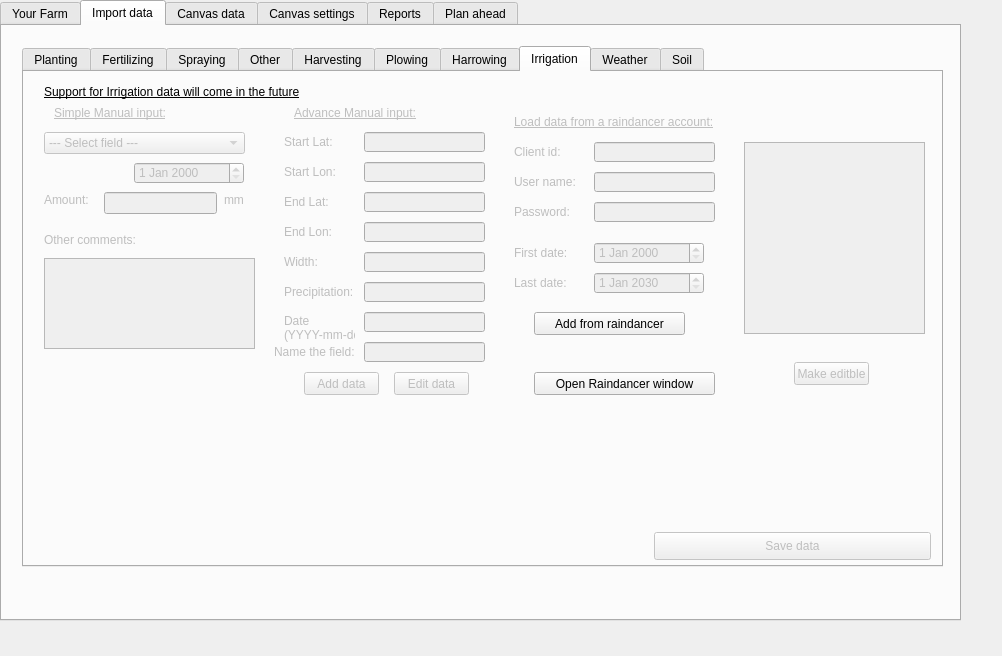
This is GeoDataFarm_dockwidget_base.ui in axelande/geodatafarm3 as Qt 5 draws it before an edit. The edited form follows.
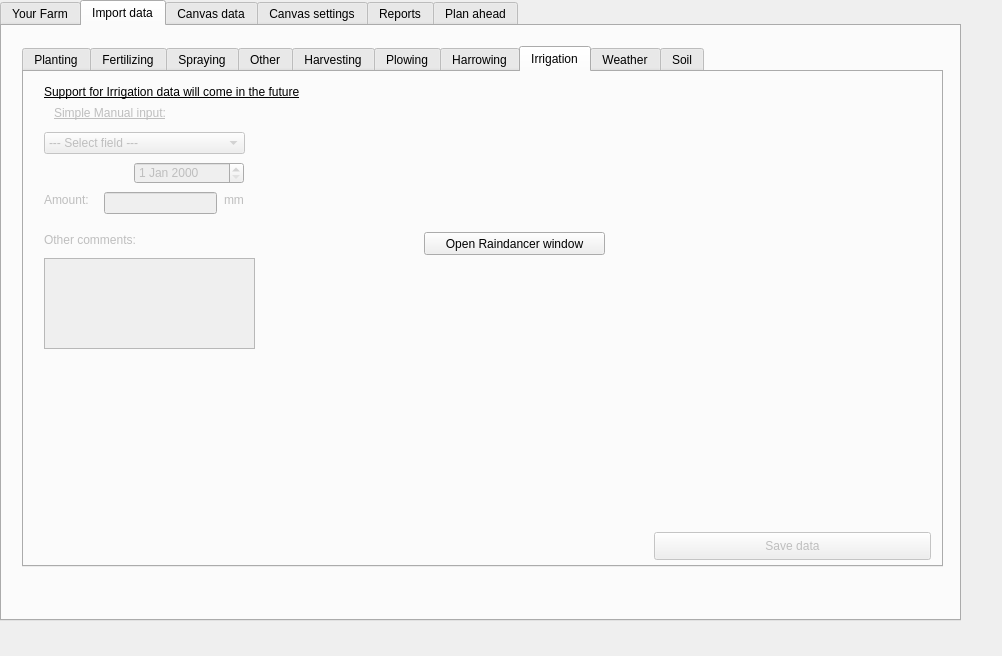
This is the edited form. The open tabs and pages were chosen to show the change. Custom widgets are drawn as their Qt base class.

Commit message: Minor ui changes, cleaned import irrigation tab

```diff
--- a/GeoDataFarm_dockwidget_base.ui
+++ b/GeoDataFarm_dockwidget_base.ui
@@ -2151,512 +2151,6 @@
          </rect>
         </property>
        </widget>
-       <widget class="QLineEdit" name="LEEndLon">
-        <property name="enabled">
-         <bool>false</bool>
-        </property>
-        <property name="geometry">
-         <rect>
-          <x>340</x>
-          <y>150</y>
-          <width>121</width>
-          <height>20</height>
-         </rect>
-        </property>
-       </widget>
-       <widget class="QPushButton" name="PBMakeEditble">
-        <property name="enabled">
-         <bool>false</bool>
-        </property>
-        <property name="geometry">
-         <rect>
-          <x>770</x>
-          <y>290</y>
-          <width>75</width>
-          <height>23</height>
-         </rect>
-        </property>
-        <property name="text">
-         <string>Make editble</string>
-        </property>
-       </widget>
-       <widget class="QLabel" name="label_27">
-        <property name="enabled">
-         <bool>false</bool>
-        </property>
-        <property name="geometry">
-         <rect>
-          <x>250</x>
-          <y>270</y>
-          <width>81</width>
-          <height>20</height>
-         </rect>
-        </property>
-        <property name="text">
-         <string>Name the field:</string>
-        </property>
-       </widget>
-       <widget class="QPushButton" name="PBAddRaindancer">
-        <property name="enabled">
-         <bool>true</bool>
-        </property>
-        <property name="geometry">
-         <rect>
-          <x>510</x>
-          <y>240</y>
-          <width>151</width>
-          <height>23</height>
-         </rect>
-        </property>
-        <property name="text">
-         <string>Add from raindancer</string>
-        </property>
-       </widget>
-       <widget class="QLabel" name="label_21">
-        <property name="enabled">
-         <bool>false</bool>
-        </property>
-        <property name="geometry">
-         <rect>
-          <x>490</x>
-          <y>100</y>
-          <width>71</width>
-          <height>20</height>
-         </rect>
-        </property>
-        <property name="text">
-         <string>User name:</string>
-        </property>
-       </widget>
-       <widget class="QLabel" name="label_31">
-        <property name="enabled">
-         <bool>false</bool>
-        </property>
-        <property name="geometry">
-         <rect>
-          <x>260</x>
-          <y>120</y>
-          <width>71</width>
-          <height>20</height>
-         </rect>
-        </property>
-        <property name="text">
-         <string>End Lat:</string>
-        </property>
-       </widget>
-       <widget class="QLineEdit" name="LEPrep">
-        <property name="enabled">
-         <bool>false</bool>
-        </property>
-        <property name="geometry">
-         <rect>
-          <x>340</x>
-          <y>210</y>
-          <width>121</width>
-          <height>20</height>
-         </rect>
-        </property>
-       </widget>
-       <widget class="QLineEdit" name="LEWidth">
-        <property name="enabled">
-         <bool>false</bool>
-        </property>
-        <property name="geometry">
-         <rect>
-          <x>340</x>
-          <y>180</y>
-          <width>121</width>
-          <height>20</height>
-         </rect>
-        </property>
-       </widget>
-       <widget class="QLabel" name="label_40">
-        <property name="enabled">
-         <bool>false</bool>
-        </property>
-        <property name="geometry">
-         <rect>
-          <x>260</x>
-          <y>60</y>
-          <width>71</width>
-          <height>20</height>
-         </rect>
-        </property>
-        <property name="text">
-         <string>Start Lat:</string>
-        </property>
-       </widget>
-       <widget class="QLineEdit" name="LEPassword">
-        <property name="enabled">
-         <bool>false</bool>
-        </property>
-        <property name="geometry">
-         <rect>
-          <x>570</x>
-          <y>130</y>
-          <width>121</width>
-          <height>20</height>
-         </rect>
-        </property>
-       </widget>
-       <widget class="QLabel" name="label_41">
-        <property name="enabled">
-         <bool>false</bool>
-        </property>
-        <property name="geometry">
-         <rect>
-          <x>260</x>
-          <y>240</y>
-          <width>71</width>
-          <height>31</height>
-         </rect>
-        </property>
-        <property name="text">
-         <string>Date
-(YYYY-mm-dd)</string>
-        </property>
-       </widget>
-       <widget class="QLabel" name="label_47">
-        <property name="enabled">
-         <bool>false</bool>
-        </property>
-        <property name="geometry">
-         <rect>
-          <x>260</x>
-          <y>90</y>
-          <width>71</width>
-          <height>20</height>
-         </rect>
-        </property>
-        <property name="text">
-         <string>Start Lon:</string>
-        </property>
-       </widget>
-       <widget class="QPushButton" name="PBEditData">
-        <property name="enabled">
-         <bool>false</bool>
-        </property>
-        <property name="geometry">
-         <rect>
-          <x>370</x>
-          <y>300</y>
-          <width>75</width>
-          <height>23</height>
-         </rect>
-        </property>
-        <property name="text">
-         <string>Edit data</string>
-        </property>
-       </widget>
-       <widget class="QLineEdit" name="LEDate">
-        <property name="enabled">
-         <bool>false</bool>
-        </property>
-        <property name="geometry">
-         <rect>
-          <x>340</x>
-          <y>240</y>
-          <width>121</width>
-          <height>20</height>
-         </rect>
-        </property>
-       </widget>
-       <widget class="QLineEdit" name="LEEndLat">
-        <property name="enabled">
-         <bool>false</bool>
-        </property>
-        <property name="geometry">
-         <rect>
-          <x>340</x>
-          <y>120</y>
-          <width>121</width>
-          <height>20</height>
-         </rect>
-        </property>
-       </widget>
-       <widget class="QLabel" name="label_49">
-        <property name="enabled">
-         <bool>false</bool>
-        </property>
-        <property name="geometry">
-         <rect>
-          <x>260</x>
-          <y>210</y>
-          <width>71</width>
-          <height>20</height>
-         </rect>
-        </property>
-        <property name="text">
-         <string>Precipitation:</string>
-        </property>
-       </widget>
-       <widget class="QLabel" name="label_53">
-        <property name="enabled">
-         <bool>false</bool>
-        </property>
-        <property name="geometry">
-         <rect>
-          <x>490</x>
-          <y>170</y>
-          <width>81</width>
-          <height>21</height>
-         </rect>
-        </property>
-        <property name="text">
-         <string>First date:</string>
-        </property>
-       </widget>
-       <widget class="QLineEdit" name="LEUserName">
-        <property name="enabled">
-         <bool>false</bool>
-        </property>
-        <property name="geometry">
-         <rect>
-          <x>570</x>
-          <y>100</y>
-          <width>121</width>
-          <height>20</height>
-         </rect>
-        </property>
-       </widget>
-       <widget class="QTableWidget" name="tableWidget">
-        <property name="enabled">
-         <bool>false</bool>
-        </property>
-        <property name="geometry">
-         <rect>
-          <x>720</x>
-          <y>70</y>
-          <width>181</width>
-          <height>192</height>
-         </rect>
-        </property>
-       </widget>
-       <widget class="QLineEdit" name="LEStartLon">
-        <property name="enabled">
-         <bool>false</bool>
-        </property>
-        <property name="geometry">
-         <rect>
-          <x>340</x>
-          <y>90</y>
-          <width>121</width>
-          <height>20</height>
-         </rect>
-        </property>
-       </widget>
-       <widget class="QLabel" name="label_58">
-        <property name="enabled">
-         <bool>false</bool>
-        </property>
-        <property name="geometry">
-         <rect>
-          <x>490</x>
-          <y>130</y>
-          <width>71</width>
-          <height>20</height>
-         </rect>
-        </property>
-        <property name="text">
-         <string>Password:</string>
-        </property>
-       </widget>
-       <widget class="QLineEdit" name="LEClientId">
-        <property name="enabled">
-         <bool>false</bool>
-        </property>
-        <property name="geometry">
-         <rect>
-          <x>570</x>
-          <y>70</y>
-          <width>121</width>
-          <height>20</height>
-         </rect>
-        </property>
-       </widget>
-       <widget class="QLabel" name="label_60">
-        <property name="enabled">
-         <bool>false</bool>
-        </property>
-        <property name="geometry">
-         <rect>
-          <x>260</x>
-          <y>180</y>
-          <width>71</width>
-          <height>20</height>
-         </rect>
-        </property>
-        <property name="text">
-         <string>Width:</string>
-        </property>
-       </widget>
-       <widget class="QLineEdit" name="LEDate_2">
-        <property name="enabled">
-         <bool>false</bool>
-        </property>
-        <property name="geometry">
-         <rect>
-          <x>340</x>
-          <y>270</y>
-          <width>121</width>
-          <height>20</height>
-         </rect>
-        </property>
-       </widget>
-       <widget class="QLabel" name="label_61">
-        <property name="enabled">
-         <bool>false</bool>
-        </property>
-        <property name="geometry">
-         <rect>
-          <x>490</x>
-          <y>40</y>
-          <width>271</width>
-          <height>20</height>
-         </rect>
-        </property>
-        <property name="font">
-         <font>
-          <pointsize>9</pointsize>
-          <underline>true</underline>
-         </font>
-        </property>
-        <property name="text">
-         <string>Load data from a raindancer account:</string>
-        </property>
-       </widget>
-       <widget class="QLabel" name="label_64">
-        <property name="enabled">
-         <bool>false</bool>
-        </property>
-        <property name="geometry">
-         <rect>
-          <x>490</x>
-          <y>70</y>
-          <width>71</width>
-          <height>20</height>
-         </rect>
-        </property>
-        <property name="text">
-         <string>Client id:</string>
-        </property>
-       </widget>
-       <widget class="QLineEdit" name="LEStartLat">
-        <property name="enabled">
-         <bool>false</bool>
-        </property>
-        <property name="geometry">
-         <rect>
-          <x>340</x>
-          <y>60</y>
-          <width>121</width>
-          <height>20</height>
-         </rect>
-        </property>
-       </widget>
-       <widget class="QLabel" name="label_67">
-        <property name="enabled">
-         <bool>false</bool>
-        </property>
-        <property name="geometry">
-         <rect>
-          <x>260</x>
-          <y>150</y>
-          <width>71</width>
-          <height>20</height>
-         </rect>
-        </property>
-        <property name="text">
-         <string>End Lon:</string>
-        </property>
-       </widget>
-       <widget class="QPushButton" name="PBAddManually">
-        <property name="enabled">
-         <bool>false</bool>
-        </property>
-        <property name="geometry">
-         <rect>
-          <x>280</x>
-          <y>300</y>
-          <width>75</width>
-          <height>23</height>
-         </rect>
-        </property>
-        <property name="text">
-         <string>Add data</string>
-        </property>
-       </widget>
-       <widget class="QLabel" name="label_85">
-        <property name="enabled">
-         <bool>false</bool>
-        </property>
-        <property name="geometry">
-         <rect>
-          <x>270</x>
-          <y>30</y>
-          <width>151</width>
-          <height>21</height>
-         </rect>
-        </property>
-        <property name="font">
-         <font>
-          <pointsize>9</pointsize>
-          <underline>true</underline>
-         </font>
-        </property>
-        <property name="text">
-         <string>Advance Manual input:</string>
-        </property>
-       </widget>
-       <widget class="QDateEdit" name="DEIrrigation_2">
-        <property name="enabled">
-         <bool>false</bool>
-        </property>
-        <property name="geometry">
-         <rect>
-          <x>570</x>
-          <y>170</y>
-          <width>110</width>
-          <height>22</height>
-         </rect>
-        </property>
-       </widget>
-       <widget class="QLabel" name="label_69">
-        <property name="enabled">
-         <bool>false</bool>
-        </property>
-        <property name="geometry">
-         <rect>
-          <x>490</x>
-          <y>200</y>
-          <width>81</width>
-          <height>21</height>
-         </rect>
-        </property>
-        <property name="text">
-         <string>Last date:</string>
-        </property>
-       </widget>
-       <widget class="QDateEdit" name="DEIrrigation_3">
-        <property name="enabled">
-         <bool>false</bool>
-        </property>
-        <property name="geometry">
-         <rect>
-          <x>570</x>
-          <y>200</y>
-          <width>110</width>
-          <height>22</height>
-         </rect>
-        </property>
-        <property name="date">
-         <date>
-          <year>2030</year>
-          <month>1</month>
-          <day>1</day>
-         </date>
-        </property>
-       </widget>
        <widget class="QLabel" name="label_74">
         <property name="geometry">
          <rect>
@@ -2682,8 +2176,8 @@
         </property>
         <property name="geometry">
          <rect>
-          <x>510</x>
-          <y>300</y>
+          <x>400</x>
+          <y>160</y>
           <width>181</width>
           <height>23</height>
          </rect>
```
Left out of the diff: 5 changed lines with no effect on the pictures.
